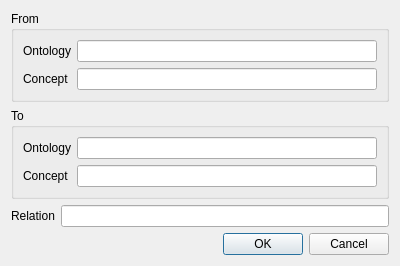
First picture: the form in newedgedialog.ui, repository YbJerry/DISEL_Editor, before the edit.
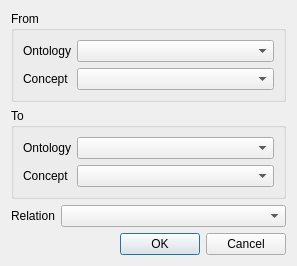
Second picture: the form after the edit.

Diff of the .ui file:
```diff
--- a/newedgedialog.ui
+++ b/newedgedialog.ui
@@ -6,8 +6,8 @@
    <rect>
     <x>0</x>
     <y>0</y>
-    <width>400</width>
-    <height>249</height>
+    <width>297</width>
+    <height>254</height>
    </rect>
   </property>
   <property name="windowTitle">
@@ -19,7 +19,7 @@
      <property name="title">
       <string>To</string>
      </property>
-     <layout class="QGridLayout" name="gridLayout_4">
+     <layout class="QGridLayout" name="gridLayout_3" columnstretch="0,1">
       <item row="0" column="0">
        <widget class="QLabel" name="label_3">
         <property name="text">
@@ -28,7 +28,7 @@
        </widget>
       </item>
       <item row="0" column="1">
-       <widget class="QLineEdit" name="toOntoLineEdit"/>
+       <widget class="QComboBox" name="toOntoComboBox"/>
       </item>
       <item row="1" column="0">
        <widget class="QLabel" name="label_4">
@@ -38,7 +38,7 @@
        </widget>
       </item>
       <item row="1" column="1">
-       <widget class="QLineEdit" name="toConLineEdit"/>
+       <widget class="QComboBox" name="toConComboBox"/>
       </item>
      </layout>
     </widget>
@@ -48,7 +48,7 @@
      <property name="title">
       <string>From</string>
      </property>
-     <layout class="QGridLayout" name="gridLayout_3">
+     <layout class="QGridLayout" name="gridLayout_2" columnstretch="0,1">
       <item row="0" column="0">
        <widget class="QLabel" name="label">
         <property name="text">
@@ -57,7 +57,7 @@
        </widget>
       </item>
       <item row="0" column="1">
-       <widget class="QLineEdit" name="fromOntoLineEdit"/>
+       <widget class="QComboBox" name="fromOntoComboBox"/>
       </item>
       <item row="1" column="0">
        <widget class="QLabel" name="label_2">
@@ -67,7 +67,7 @@
        </widget>
       </item>
       <item row="1" column="1">
-       <widget class="QLineEdit" name="fromConLineEdit"/>
+       <widget class="QComboBox" name="fromConComboBox"/>
       </item>
      </layout>
     </widget>
@@ -83,7 +83,7 @@
     </widget>
    </item>
    <item row="2" column="0">
-    <layout class="QGridLayout" name="gridLayout_2">
+    <layout class="QGridLayout" name="gridLayout_4" columnstretch="0,1">
      <item row="0" column="0">
       <widget class="QLabel" name="label_5">
        <property name="text">
@@ -92,7 +92,7 @@
       </widget>
      </item>
      <item row="0" column="1">
-      <widget class="QLineEdit" name="relaLineEdit"/>
+      <widget class="QComboBox" name="relaComboBox"/>
      </item>
     </layout>
    </item>
```
